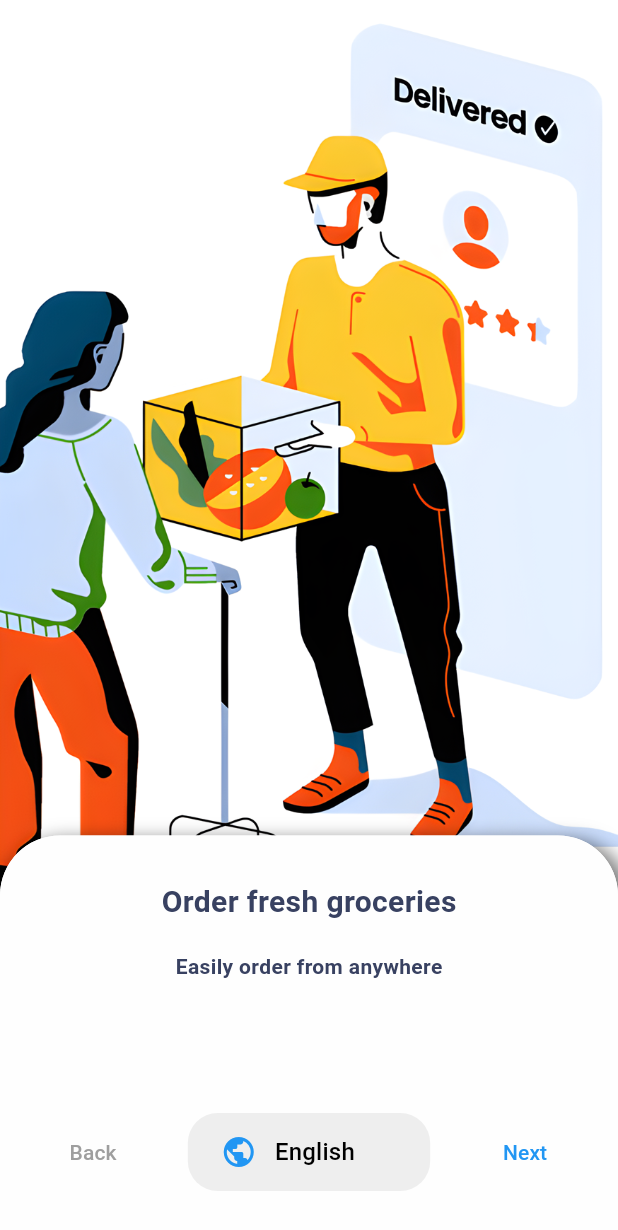
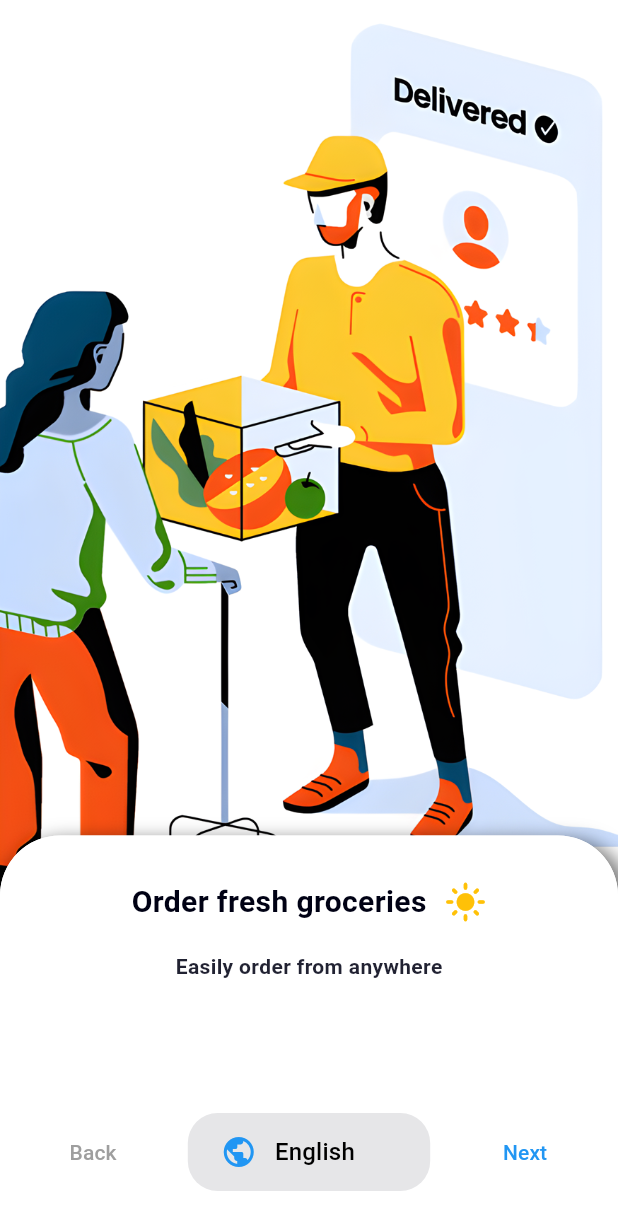
Before and after one commit to gabigoranov/farmers-market, a Flutter app: the screen it shows after launch, on a phone screen of 412 x 824 dp. Shown: the top 1230 px of the screen. Run offline on Flutter 3.47's test engine with Material 3 defaults, Android fonts, the light colour scheme and no system bars; drawn by our look-alikes of carousel_slider; our stand-ins replace cloud_firestore, dio, firebase_core, firebase_messaging, firebase_storage, flutter_local_notifications and 8 more; accounts and stored records are empty.

Commit message:
Further dark mode implementation

```diff
--- a/MarketFlutter/lib/controllers/common/app_colors.dart
+++ b/MarketFlutter/lib/controllers/common/app_colors.dart
@@ -2,9 +2,9 @@ import 'package:flutter/material.dart';
 
 class AppColors {
   static const Color backgroundWhite = Colors.white; // Light gray background
-  static const Color backgroundDark = Color(0xff0A0A0A); // Light gray background
+  static const Color backgroundDark = Color(0xff000114); // Light gray background
   static const Color containerLight = Colors.white; // Light container color
-  static const Color containerDark = Color(0xff161616);
+  static const Color containerDark = Color(0xff000114);
   static const Color textLight = Colors.white; // Dark text on light background
   static const Color textDark = Colors.black; // Light text on dark background
   static const Color primary = Colors.blue; // Green
--- /dev/null
+++ b/MarketFlutter/lib/controllers/common/theme_toggle.dart
@@ -0,0 +1,21 @@
+import 'package:flutter/material.dart';
+import 'package:get/get.dart';
+import '../theme_controller.dart';
+
+class ThemeToggle extends StatelessWidget {
+  const ThemeToggle({super.key});
+
+  @override
+  Widget build(BuildContext context) {
+    return Obx(() => GestureDetector(
+      onTap: ThemeController.to.toggleTheme,
+      child: AnimatedSwitcher(
+        duration: const Duration(milliseconds: 300),
+        transitionBuilder: (child, animation) => ScaleTransition(scale: animation, child: child),
+        child: ThemeController.to.isDarkMode
+            ? const Icon(Icons.dark_mode, key: ValueKey("dark"), size: 28, color: Colors.white)
+            : const Icon(Icons.light_mode, key: ValueKey("light"), size: 28, color: Colors.amber),
+      ),
+    ));
+  }
+}
--- a/MarketFlutter/lib/main.dart
+++ b/MarketFlutter/lib/main.dart
@@ -69,7 +69,7 @@ void main() async {
 
       });
 
-  Get.put(ThemeController());
+  Get.put(ThemeController(), permanent: true);
 
   runApp(
     MultiProvider(
--- a/MarketFlutter/lib/views/loading_screen.dart
+++ b/MarketFlutter/lib/views/loading_screen.dart
@@ -1,4 +1,5 @@
 import 'package:flutter/material.dart';
+import 'package:get/get.dart';
 import 'package:loading_animation_widget/loading_animation_widget.dart';
 
 class Loading extends StatelessWidget {
@@ -7,7 +8,7 @@ class Loading extends StatelessWidget {
   @override
   Widget build(BuildContext context) {
     return Container(
-      color: const Color(0xffFFFFFF),
+      color: Get.theme.scaffoldBackgroundColor,
       child: Center(
         child: LoadingAnimationWidget.staggeredDotsWave(
           color: Colors.blue,
--- a/MarketFlutter/lib/views/onboarding_screen.dart
+++ b/MarketFlutter/lib/views/onboarding_screen.dart
@@ -1,6 +1,7 @@
 import 'package:carousel_slider/carousel_slider.dart';
 import 'package:flutter/material.dart';
 import 'package:get/get.dart';
+import 'package:market/controllers/common/theme_toggle.dart';
 import 'package:market/views/landing_screen.dart';
 import 'package:market/l10n/app_localizations.dart';
 
@@ -41,8 +42,8 @@ class _OnboardingState extends State<Onboarding> {
 
     return Scaffold(
       body: Container(
-        decoration: const BoxDecoration(
-          color: Colors.white,
+        decoration: BoxDecoration(
+          color: Get.theme.scaffoldBackgroundColor,
         ),
         child: SafeArea(
           bottom: false,
@@ -72,10 +73,10 @@ class _OnboardingState extends State<Onboarding> {
                   padding: const EdgeInsets.all(30),
                   width: double.infinity,
                   height: 267,
-                  decoration: const BoxDecoration(
-                    borderRadius: BorderRadius.vertical(top: Radius.circular(40)),
-                    color: Color(0xffFEFEFE),
-                    boxShadow: [
+                  decoration: BoxDecoration(
+                    borderRadius: const BorderRadius.vertical(top: Radius.circular(40)),
+                    color: Get.theme.scaffoldBackgroundColor,
+                    boxShadow: const [
                       BoxShadow(
                         color: Colors.black54,
                         offset: Offset(
@@ -96,20 +97,27 @@ class _OnboardingState extends State<Onboarding> {
                   child: Column(
                     crossAxisAlignment: CrossAxisAlignment.center,
                     children: [
-                      Text(
-                        data[currentSlider]["title"],
-                        style: const TextStyle(
-                          color: Color(0xff384161),
-                          fontWeight: FontWeight.w600,
-                          fontSize: 20,
+                      Row(
+                        mainAxisAlignment: MainAxisAlignment.center,
+                        children: [
+                          Text(
+                            data[currentSlider]["title"],
+                            style: TextStyle(
+                              color: Get.theme.colorScheme.surfaceDim,
+                              fontWeight: FontWeight.w600,
+                              fontSize: 20,
 
-                        ),
+                            ),
+                          ),
+                          const SizedBox(width: 12,),
+                          const ThemeToggle(),
+                        ],
                       ),
                       const SizedBox(height: 18,),
                       Text(
                         data[currentSlider]["desc"],
-                        style: const TextStyle(
-                          color: Color(0xff384161),
+                        style: TextStyle(
+                          color: Get.theme.colorScheme.surfaceDim.withValues(alpha: 0.87),
                           fontWeight: FontWeight.w600,
                           fontSize: 14,
 
@@ -127,9 +135,9 @@ class _OnboardingState extends State<Onboarding> {
                 child: Container(
                   padding: const EdgeInsets.all(30),
                   width: double.infinity,
-                  decoration: const BoxDecoration(
-                    borderRadius: BorderRadius.vertical(top: Radius.circular(40)),
-                    color: Color(0xffFEFEFE),
+                  decoration: BoxDecoration(
+                    borderRadius: const BorderRadius.vertical(top: Radius.circular(40)),
+                    color: Get.theme.scaffoldBackgroundColor,
                   ),
                   child: Row(
                     mainAxisAlignment: MainAxisAlignment.spaceBetween,
@@ -147,7 +155,7 @@ class _OnboardingState extends State<Onboarding> {
                       Container(
                         padding: const EdgeInsets.symmetric(horizontal: 22, vertical: 2),
                         decoration: BoxDecoration(
-                          color: Colors.grey.shade200,
+                          color: Get.theme.colorScheme.surfaceDim.withValues(alpha: 0.1),
                           borderRadius: BorderRadius.circular(20),
                         ),
                         child: Row(
```
Also changed, not shown: MarketFlutter/lib/components/cart_item_component.dart (+17 -11 lines), MarketFlutter/lib/components/discover_component.dart (+5 -2 lines), MarketFlutter/lib/components/history_item_component.dart (+12 -7 lines), MarketFlutter/lib/components/offer_item_component.dart (+14 -9 lines), MarketFlutter/lib/views/bottom_navigation_view.dart (+13 -6 lines), MarketFlutter/lib/views/cart_screen.dart (+18 -10 lines), MarketFlutter/lib/views/discover_screen.dart (+4 -4 lines), MarketFlutter/lib/views/history_screen.dart (+19 -19 lines), MarketFlutter/lib/views/landing_screen.dart (+6 -5 lines), MarketFlutter/lib/views/offer_screen.dart (+11 -10 lines), MarketFlutter/lib/views/profile_screen.dart (+13 -8 lines), MarketFlutter/assets/clouds_dark.png (added), 5 other files.
